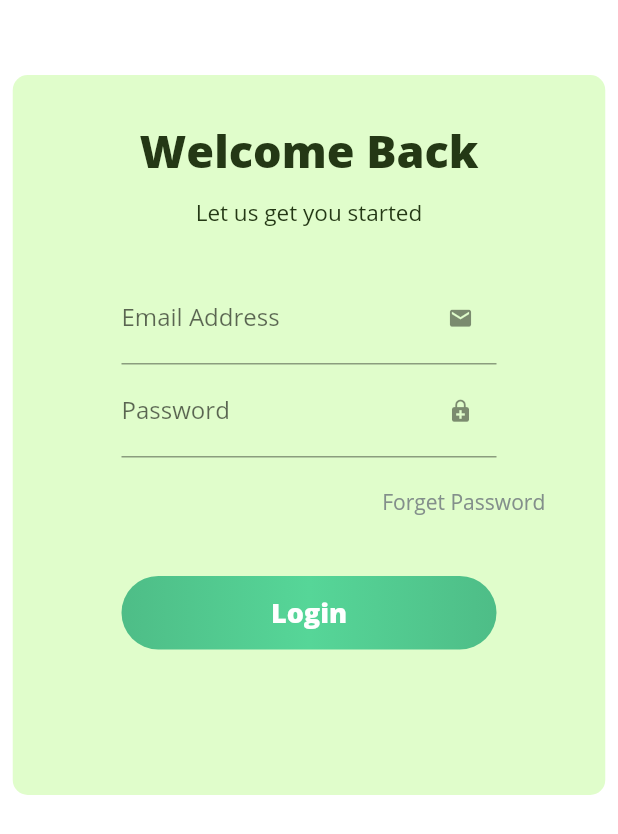
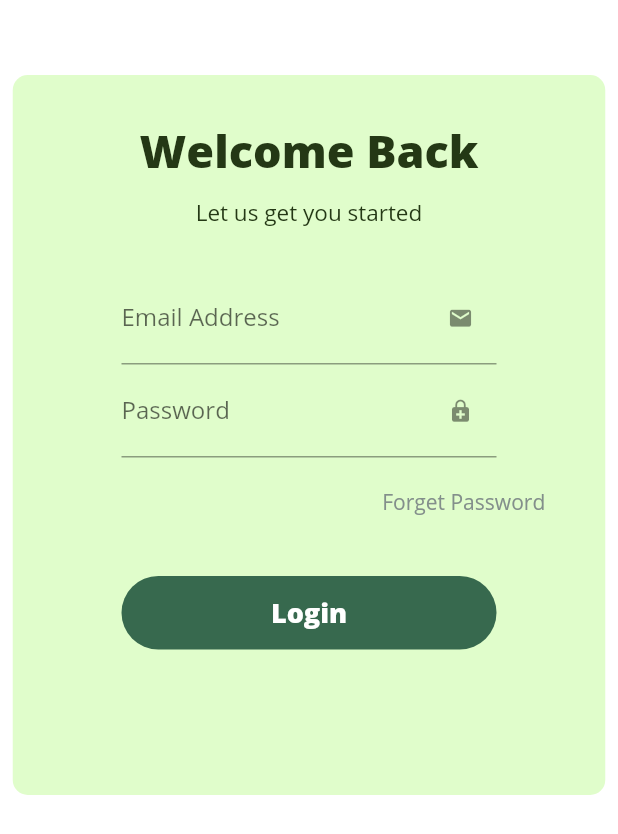
Before and after one commit to INanoG/CPEPE362-H2-, a Flutter app: the LoginView screen opened directly, on a phone screen of 412 x 824 dp. Shown: the top 834 px of the screen. Run offline on Flutter 3.47's test engine with Material 2 defaults, Android fonts, the phone set to English and light mode, and no system bars; our stand-ins replace get_it, responsive_builder.

Commit message:
adjusted color to the login button in login page

```diff
--- a/bookedwebapp/booked_webapp_v1/lib/views/login/login_view.dart
+++ b/bookedwebapp/booked_webapp_v1/lib/views/login/login_view.dart
@@ -98,15 +98,7 @@ class LoginView extends StatelessWidget {
                         width: 250,
                         decoration: BoxDecoration(
                           borderRadius: BorderRadius.circular(50),
-                          gradient: const LinearGradient(
-                            begin: Alignment.centerLeft,
-                            end: Alignment.centerRight,
-                            colors: [
-                              Color.fromARGB(255, 78, 189, 135),
-                              Color.fromARGB(255, 86, 214, 152),
-                              Color.fromARGB(255, 78, 189, 135),
-                            ],
-                          ),
+                          color: const Color.fromARGB(255, 55, 105, 78),
                         ),
                         child: const Padding(
                           padding: EdgeInsets.all(12.0),
@@ -123,9 +115,6 @@ class LoginView extends StatelessWidget {
                   ],
                 ),
               ),
-              const SizedBox(
-                height: 20,
-              ),
             ],
           ),
         ),
```
